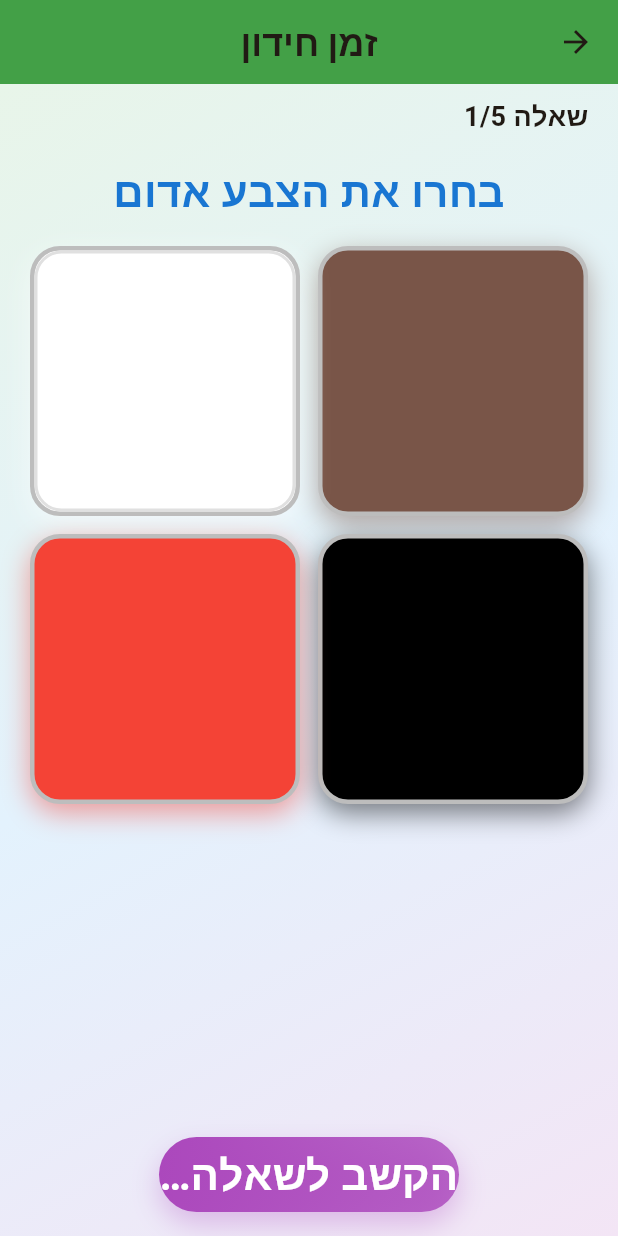
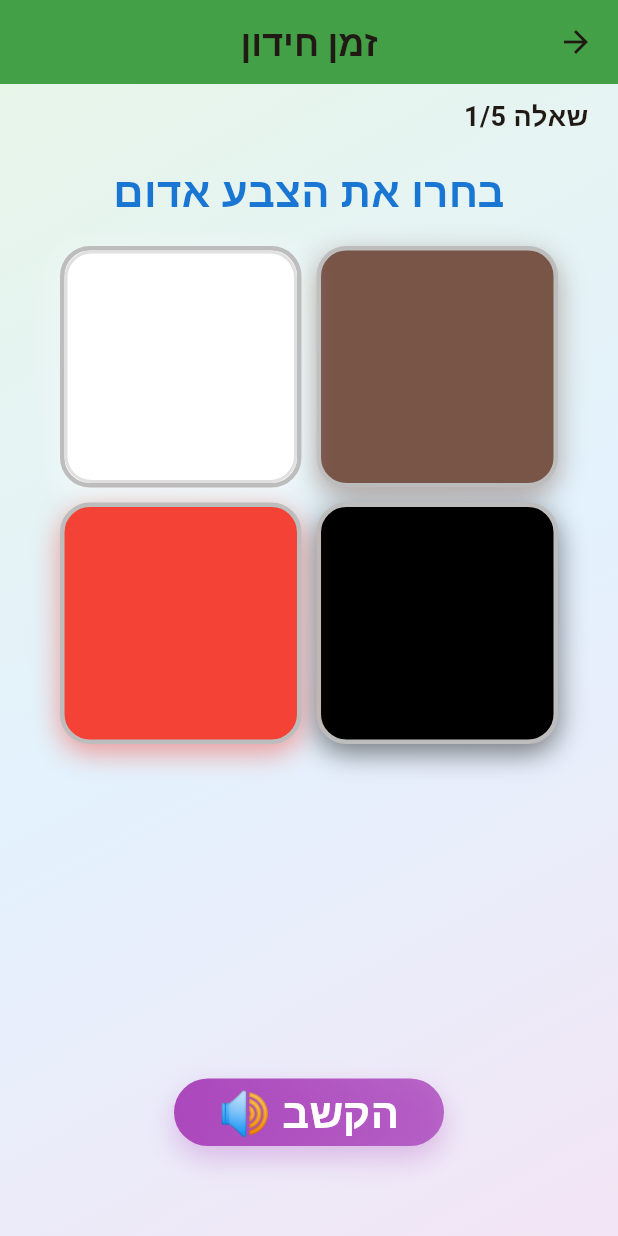
Before and after one commit to cohenra/learning-games, a Flutter app: the ColorsQuizScreen screen opened directly, on a phone screen of 412 x 824 dp. Run offline on Flutter 3.47's test engine with Material 3 defaults, Android fonts, the phone set to English and light mode, and no system bars; our stand-ins replace flutter_tts, shared_preferences; accounts and stored records are empty; Roboto replaces fonts that are missing (Rubik).

Commit message:
Reduce color quiz square sizes to fit all 4 on screen
- Add flex: 3 to color squares Expanded widget to limit their height
- Increase horizontal padding from 20 to 40 to make squares smaller
- Reduce spacing between squares from 12 to 10
- Move correct message and listen button into separate Expanded(flex: 1)
- All 4 color squares now visible without scrolling
- Consistent with child-friendly design for ages 2-6

```diff
--- a/lib/modules/colors/colors_quiz_screen.dart
+++ b/lib/modules/colors/colors_quiz_screen.dart
@@ -284,12 +284,13 @@ class _ColorsQuizScreenState extends State<ColorsQuizScreen> {
 
                   // אפשרויות תשובה - 4 ריבועים צבעוניים
                   Expanded(
+                    flex: 3,
                     child: Padding(
-                      padding: const EdgeInsets.symmetric(horizontal: 20),
+                      padding: const EdgeInsets.symmetric(horizontal: 40),
                       child: GridView.count(
                         crossAxisCount: 2,
-                        mainAxisSpacing: 12,
-                        crossAxisSpacing: 12,
+                        mainAxisSpacing: 10,
+                        crossAxisSpacing: 10,
                         childAspectRatio: 1.0,
                         physics: const NeverScrollableScrollPhysics(),
                         children: List.generate(_options.length, (index) {
@@ -333,31 +334,35 @@ class _ColorsQuizScreenState extends State<ColorsQuizScreen> {
                     ),
                   ),
 
+                  // הודעת נכון וכפתור האזנה
+                  Expanded(
+                    flex: 1,
+                    child: Column(
+                      mainAxisAlignment: MainAxisAlignment.center,
+                      children: [
                         // הודעת נכון (ללא כפתורים - עובר אוטומטית)
                         if (_isCorrect == true)
                           Padding(
-                      padding: const EdgeInsets.symmetric(vertical: 8),
+                            padding: const EdgeInsets.only(bottom: 8),
                             child: Text(
                               l10n.correct,
                               style: TextStyle(
-                          fontSize: 28,
+                                fontSize: 24,
                                 fontWeight: FontWeight.bold,
                                 color: Colors.green.shade700,
                               ),
                             ),
-                    )
-                  else
-                    const SizedBox(height: 8),
+                          ),
 
                         // כפתור להאזנה לשאלה שוב
-                  Padding(
-                    padding: const EdgeInsets.only(bottom: 16),
-                    child: KidButton(
-                      text: isHebrew ? 'הקשב לשאלה 🔊' : 'Listen 🔊',
+                        KidButton(
+                          text: isHebrew ? 'הקשב 🔊' : 'Listen 🔊',
                           onPressed: _speakQuestion,
                           color: Colors.purple.shade400,
-                      width: 200,
-                      height: 50,
+                          width: 180,
+                          height: 45,
+                        ),
+                      ],
                     ),
                   ),
                 ],
```
Lines whose indentation alone changed are shown as unchanged.
